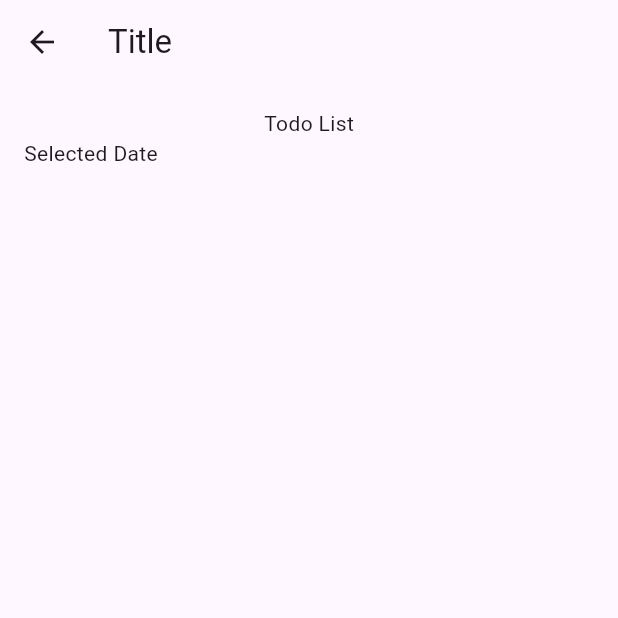
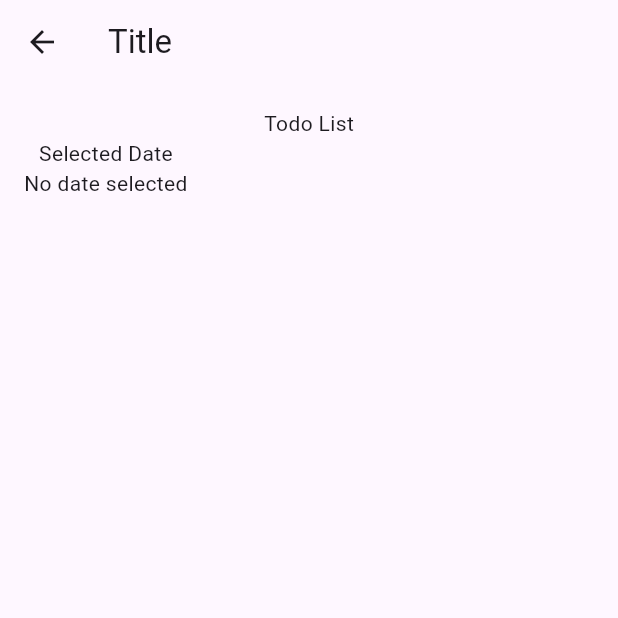
Before and after one commit to abrayudhistira/102_TodoBloc, a Flutter app: the TodoPage screen opened directly, on a phone screen of 412 x 824 dp, the top half of it. Run offline on Flutter 3.47's test engine with Material 3 defaults, Android fonts, the phone set to English and light mode, and no system bars; our stand-ins replace bloc, flutter_bloc.

Commit message:
create bloc builder for selected date

```diff
--- a/lib/presentation/TodoPage.dart
+++ b/lib/presentation/TodoPage.dart
@@ -1,4 +1,6 @@
 import 'package:flutter/material.dart';
+import 'package:flutter_bloc/flutter_bloc.dart';
+import 'package:todoapp/bloc/todo_bloc.dart';
 
 class TodoPage extends StatelessWidget {
 const TodoPage({ Key? key }) : super(key: key);
@@ -22,6 +24,16 @@ const TodoPage({ Key? key }) : super(key: key);
                   Column(
                     children: [
                       Text('Selected Date'),
+                      BlocBuilder<TodoBloc, TodoState>(
+                        builder: (context, state) {
+                          if (state is TodoLoaded) {
+                            if (state.selectedDate != null) {
+                              return Text('${state.selectedDate!.day}/${state.selectedDate!.month}/${state.selectedDate!.year}');
+                            }
+                          }
+                          return const Text('No date selected');
+                        }
+                      )
                     ],
                   ),
                 ],
```
